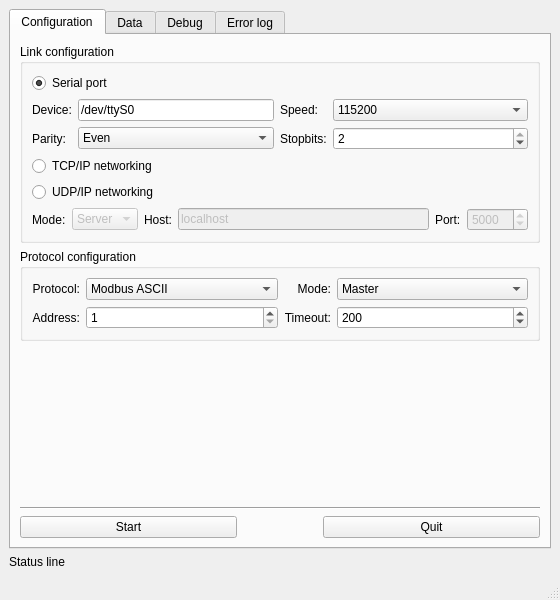
Before: the Qt Designer form Interface/QT/ModbusFrame.ui in blaa/Modbus, drawn with Qt 5.
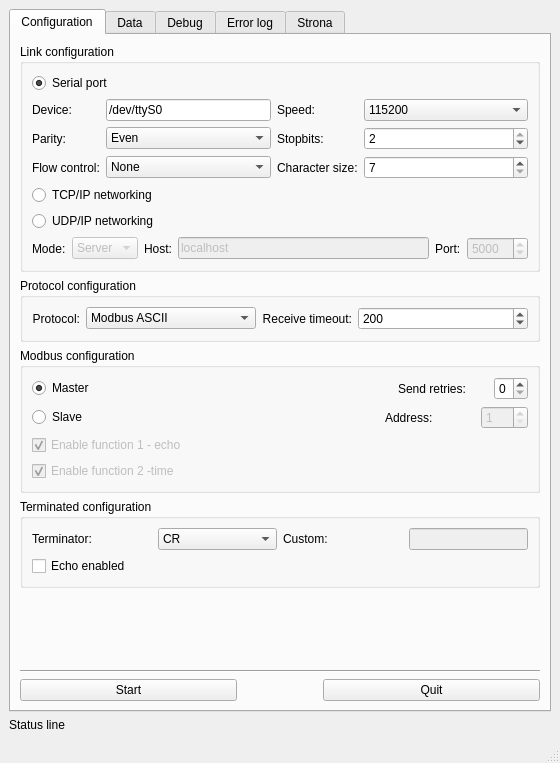
After: the same form once the commit is applied.

Commit message: Serial config a little + UI a bit more

```diff
--- a/Interface/QT/ModbusFrame.ui
+++ b/Interface/QT/ModbusFrame.ui
@@ -7,7 +7,7 @@
     <x>0</x>
     <y>0</y>
     <width>560</width>
-    <height>600</height>
+    <height>763</height>
    </rect>
   </property>
   <property name="sizePolicy">
@@ -19,7 +19,7 @@
   <property name="maximumSize">
    <size>
     <width>560</width>
-    <height>600</height>
+    <height>900</height>
    </size>
   </property>
   <property name="windowTitle">
@@ -232,6 +232,49 @@
                </property>
               </widget>
              </item>
+             <item row="2" column="0">
+              <widget class="QLabel" name="label">
+               <property name="text">
+                <string>Flow control:</string>
+               </property>
+              </widget>
+             </item>
+             <item row="2" column="1">
+              <widget class="QComboBox" name="SerialFlow">
+               <item>
+                <property name="text">
+                 <string>None</string>
+                </property>
+               </item>
+               <item>
+                <property name="text">
+                 <string>RTS/CTS</string>
+                </property>
+               </item>
+               <item>
+                <property name="text">
+                 <string>XON/XOFF</string>
+                </property>
+               </item>
+              </widget>
+             </item>
+             <item row="2" column="3">
+              <widget class="QSpinBox" name="SerialChar">
+               <property name="minimum">
+                <number>7</number>
+               </property>
+               <property name="maximum">
+                <number>8</number>
+               </property>
+              </widget>
+             </item>
+             <item row="2" column="2">
+              <widget class="QLabel" name="label_3">
+               <property name="text">
+                <string>Character size:</string>
+               </property>
+              </widget>
+             </item>
             </layout>
            </item>
            <item>
@@ -351,29 +394,6 @@
              <property name="topMargin">
               <number>0</number>
              </property>
-             <item row="2" column="0">
-              <widget class="QLabel" name="label_14">
-               <property name="text">
-                <string>Address:</string>
-               </property>
-               <property name="alignment">
-                <set>Qt::AlignRight|Qt::AlignTrailing|Qt::AlignVCenter</set>
-               </property>
-               <property name="buddy">
-                <cstring>MiddleAddress</cstring>
-               </property>
-              </widget>
-             </item>
-             <item row="2" column="1">
-              <widget class="QSpinBox" name="MiddleAddress">
-               <property name="minimum">
-                <number>1</number>
-               </property>
-               <property name="maximum">
-                <number>255</number>
-               </property>
-              </widget>
-             </item>
              <item row="0" column="0">
               <widget class="QLabel" name="label_12">
                <property name="sizePolicy">
@@ -413,41 +433,9 @@
               </widget>
              </item>
              <item row="0" column="2">
-              <widget class="QLabel" name="label_13">
-               <property name="text">
-                <string>Mode:</string>
-               </property>
-               <property name="alignment">
-                <set>Qt::AlignRight|Qt::AlignTrailing|Qt::AlignVCenter</set>
-               </property>
-               <property name="buddy">
-                <cstring>MiddleMode</cstring>
-               </property>
-              </widget>
-             </item>
-             <item row="0" column="3">
-              <widget class="QComboBox" name="MiddleMode">
-               <item>
-                <property name="text">
-                 <string>Master</string>
-                </property>
-               </item>
-               <item>
-                <property name="text">
-                 <string>Slave</string>
-                </property>
-               </item>
-               <item>
-                <property name="text">
-                 <string>None</string>
-                </property>
-               </item>
-              </widget>
-             </item>
-             <item row="2" column="2">
               <widget class="QLabel" name="label_2">
                <property name="text">
-                <string>Timeout:</string>
+                <string>Receive timeout:</string>
                </property>
                <property name="alignment">
                 <set>Qt::AlignRight|Qt::AlignTrailing|Qt::AlignVCenter</set>
@@ -457,7 +445,7 @@
                </property>
               </widget>
              </item>
-             <item row="2" column="3">
+             <item row="0" column="3">
               <widget class="QSpinBox" name="MiddleTimeout">
                <property name="minimum">
                 <number>1</number>
@@ -478,6 +466,222 @@
           </layout>
          </widget>
         </item>
+        <item>
+         <widget class="QGroupBox" name="groupBox_3">
+          <property name="title">
+           <string>Modbus configuration</string>
+          </property>
+          <layout class="QVBoxLayout" name="verticalLayout_11">
+           <item>
+            <layout class="QVBoxLayout" name="verticalLayout_9">
+             <item>
+              <layout class="QHBoxLayout" name="horizontalLayout_4">
+               <item>
+                <widget class="QRadioButton" name="radioButton">
+                 <property name="text">
+                  <string>Master</string>
+                 </property>
+                 <property name="checked">
+                  <bool>true</bool>
+                 </property>
+                </widget>
+               </item>
+               <item>
+                <spacer name="horizontalSpacer_5">
+                 <property name="orientation">
+                  <enum>Qt::Horizontal</enum>
+                 </property>
+                 <property name="sizeHint" stdset="0">
+                  <size>
+                   <width>40</width>
+                   <height>20</height>
+                  </size>
+                 </property>
+                </spacer>
+               </item>
+               <item>
+                <widget class="QLabel" name="label_11">
+                 <property name="minimumSize">
+                  <size>
+                   <width>90</width>
+                   <height>0</height>
+                  </size>
+                 </property>
+                 <property name="text">
+                  <string>Send retries:</string>
+                 </property>
+                </widget>
+               </item>
+               <item>
+                <widget class="QSpinBox" name="spinBox">
+                 <property name="maximum">
+                  <number>5</number>
+                 </property>
+                </widget>
+               </item>
+              </layout>
+             </item>
+            </layout>
+           </item>
+           <item>
+            <layout class="QVBoxLayout" name="verticalLayout_10">
+             <item>
+              <layout class="QHBoxLayout" name="horizontalLayout_2">
+               <item>
+                <widget class="QRadioButton" name="radioButton_2">
+                 <property name="text">
+                  <string>Slave</string>
+                 </property>
+                </widget>
+               </item>
+               <item>
+                <spacer name="horizontalSpacer_6">
+                 <property name="orientation">
+                  <enum>Qt::Horizontal</enum>
+                 </property>
+                 <property name="sizeHint" stdset="0">
+                  <size>
+                   <width>40</width>
+                   <height>20</height>
+                  </size>
+                 </property>
+                </spacer>
+               </item>
+               <item>
+                <widget class="QLabel" name="label_14">
+                 <property name="minimumSize">
+                  <size>
+                   <width>90</width>
+                   <height>0</height>
+                  </size>
+                 </property>
+                 <property name="text">
+                  <string>Address:</string>
+                 </property>
+                 <property name="alignment">
+                  <set>Qt::AlignLeading|Qt::AlignLeft|Qt::AlignVCenter</set>
+                 </property>
+                 <property name="buddy">
+                  <cstring>MiddleAddress</cstring>
+                 </property>
+                </widget>
+               </item>
+               <item>
+                <widget class="QSpinBox" name="MiddleAddress">
+                 <property name="enabled">
+                  <bool>false</bool>
+                 </property>
+                 <property name="minimum">
+                  <number>1</number>
+                 </property>
+                 <property name="maximum">
+                  <number>247</number>
+                 </property>
+                </widget>
+               </item>
+              </layout>
+             </item>
+             <item>
+              <widget class="QCheckBox" name="checkBox_2">
+               <property name="enabled">
+                <bool>false</bool>
+               </property>
+               <property name="text">
+                <string>Enable function 1 - echo</string>
+               </property>
+               <property name="checked">
+                <bool>true</bool>
+               </property>
+              </widget>
+             </item>
+             <item>
+              <widget class="QCheckBox" name="checkBox_3">
+               <property name="enabled">
+                <bool>false</bool>
+               </property>
+               <property name="text">
+                <string>Enable function 2 -time</string>
+               </property>
+               <property name="checked">
+                <bool>true</bool>
+               </property>
+              </widget>
+             </item>
+            </layout>
+           </item>
+          </layout>
+         </widget>
+        </item>
+        <item>
+         <widget class="QGroupBox" name="groupBox_4">
+          <property name="title">
+           <string>Terminated configuration</string>
+          </property>
+          <layout class="QVBoxLayout" name="verticalLayout_8">
+           <item>
+            <layout class="QGridLayout" name="gridLayout_2" columnstretch="1,1,1,1">
+             <item row="0" column="0">
+              <widget class="QLabel" name="label_13">
+               <property name="text">
+                <string>Terminator:</string>
+               </property>
+              </widget>
+             </item>
+             <item row="0" column="1">
+              <widget class="QComboBox" name="comboBox">
+               <item>
+                <property name="text">
+                 <string>CR</string>
+                </property>
+               </item>
+               <item>
+                <property name="text">
+                 <string>LF</string>
+                </property>
+               </item>
+               <item>
+                <property name="text">
+                 <string>CRLF</string>
+                </property>
+               </item>
+               <item>
+                <property name="text">
+                 <string>Custom</string>
+                </property>
+               </item>
+               <item>
+                <property name="text">
+                 <string>None</string>
+                </property>
+               </item>
+              </widget>
+             </item>
+             <item row="0" column="2">
+              <widget class="QLabel" name="label_21">
+               <property name="text">
+                <string>Custom:</string>
+               </property>
+              </widget>
+             </item>
+             <item row="0" column="3">
+              <widget class="QLineEdit" name="lineEdit">
+               <property name="enabled">
+                <bool>false</bool>
+               </property>
+              </widget>
+             </item>
+            </layout>
+           </item>
+           <item>
+            <widget class="QCheckBox" name="checkBox">
+             <property name="text">
+              <string>Echo enabled</string>
+             </property>
+            </widget>
+           </item>
+          </layout>
+         </widget>
+        </item>
         <item>
          <spacer name="verticalSpacer_2">
           <property name="orientation">
@@ -781,6 +985,11 @@
         </item>
        </layout>
       </widget>
+      <widget class="QWidget" name="tab_5">
+       <attribute name="title">
+        <string>Strona</string>
+       </attribute>
+      </widget>
      </widget>
     </item>
     <item>
```
Left out of the diff: 312 changed lines with no effect on the pictures. The commit also changes 3 other files.
